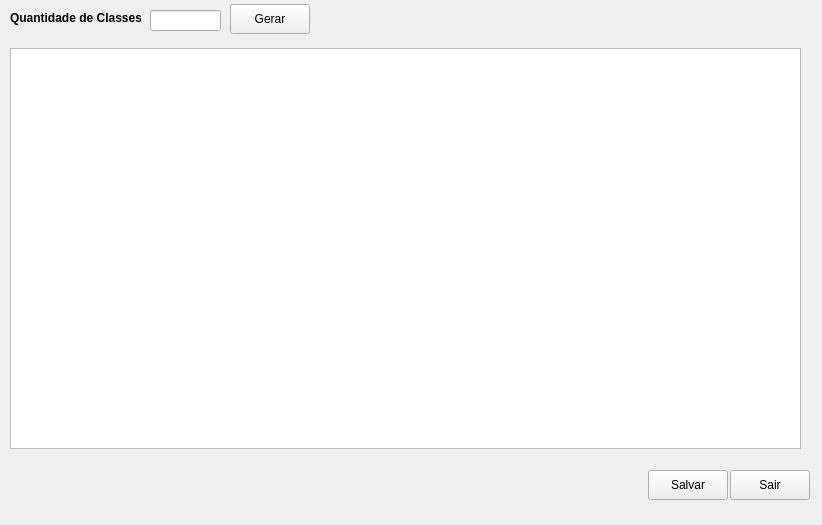
Qt form forms/distribuicaoDeInterceptos.ui (lucassimao/Simulacao-Estereologica) before a commit.
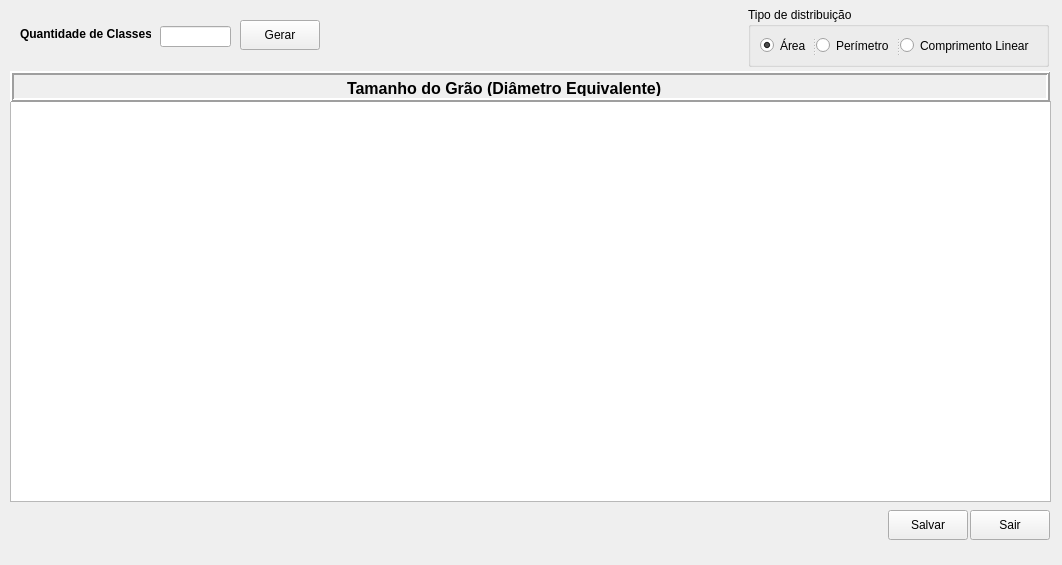
The same form after that commit.

Diff of the .ui file:
```diff
--- a/forms/distribuicaoDeInterceptos.ui
+++ b/forms/distribuicaoDeInterceptos.ui
@@ -9,8 +9,8 @@
    <rect>
     <x>0</x>
     <y>0</y>
-    <width>822</width>
-    <height>525</height>
+    <width>1062</width>
+    <height>565</height>
    </rect>
   </property>
   <property name="windowTitle">
@@ -19,8 +19,8 @@
   <widget class="QLabel" name="label">
    <property name="geometry">
     <rect>
-     <x>10</x>
-     <y>10</y>
+     <x>20</x>
+     <y>26</y>
      <width>131</width>
      <height>16</height>
     </rect>
@@ -38,8 +38,8 @@
   <widget class="QLineEdit" name="textQtdeSubClasses">
    <property name="geometry">
     <rect>
-     <x>150</x>
-     <y>10</y>
+     <x>160</x>
+     <y>26</y>
      <width>71</width>
      <height>21</height>
     </rect>
@@ -51,8 +51,8 @@
   <widget class="QPushButton" name="btnSalvar">
    <property name="geometry">
     <rect>
-     <x>648</x>
-     <y>470</y>
+     <x>888</x>
+     <y>510</y>
      <width>80</width>
      <height>30</height>
     </rect>
@@ -70,8 +70,8 @@
   <widget class="QPushButton" name="btnSair">
    <property name="geometry">
     <rect>
-     <x>730</x>
-     <y>470</y>
+     <x>970</x>
+     <y>510</y>
      <width>80</width>
      <height>30</height>
     </rect>
@@ -90,17 +90,26 @@
    <property name="geometry">
     <rect>
      <x>10</x>
-     <y>48</y>
-     <width>791</width>
+     <y>101</y>
+     <width>1041</width>
      <height>401</height>
     </rect>
    </property>
+   <property name="frameShape">
+    <enum>QFrame::StyledPanel</enum>
+   </property>
+   <property name="frameShadow">
+    <enum>QFrame::Sunken</enum>
+   </property>
+   <property name="cornerButtonEnabled">
+    <bool>true</bool>
+   </property>
   </widget>
   <widget class="QPushButton" name="btnGerarDistribuicao">
    <property name="geometry">
     <rect>
-     <x>230</x>
-     <y>4</y>
+     <x>240</x>
+     <y>20</y>
      <width>80</width>
      <height>30</height>
     </rect>
@@ -115,6 +124,85 @@
     <bool>false</bool>
    </property>
   </widget>
+  <widget class="QFrame" name="frame">
+   <property name="geometry">
+    <rect>
+     <x>10</x>
+     <y>71</y>
+     <width>1040</width>
+     <height>31</height>
+    </rect>
+   </property>
+   <property name="frameShape">
+    <enum>QFrame::Box</enum>
+   </property>
+   <property name="frameShadow">
+    <enum>QFrame::Raised</enum>
+   </property>
+   <property name="lineWidth">
+    <number>2</number>
+   </property>
+   <widget class="QLabel" name="label_2">
+    <property name="geometry">
+     <rect>
+      <x>337</x>
+      <y>9</y>
+      <width>361</width>
+      <height>16</height>
+     </rect>
+    </property>
+    <property name="font">
+     <font>
+      <pointsize>12</pointsize>
+      <weight>75</weight>
+      <bold>true</bold>
+     </font>
+    </property>
+    <property name="text">
+     <string>Tamanho do Grão (Diâmetro Equivalente)</string>
+    </property>
+   </widget>
+  </widget>
+  <widget class="QGroupBox" name="groupBox">
+   <property name="geometry">
+    <rect>
+     <x>748</x>
+     <y>7</y>
+     <width>301</width>
+     <height>60</height>
+    </rect>
+   </property>
+   <property name="title">
+    <string>Tipo de distribuição</string>
+   </property>
+   <layout class="QVBoxLayout" name="verticalLayout">
+    <item>
+     <widget class="QSplitter" name="splitter">
+      <property name="orientation">
+       <enum>Qt::Horizontal</enum>
+      </property>
+      <widget class="QRadioButton" name="radioButtonArea">
+       <property name="text">
+        <string>Área</string>
+       </property>
+       <property name="checked">
+        <bool>true</bool>
+       </property>
+      </widget>
+      <widget class="QRadioButton" name="radioButtonPerimetro">
+       <property name="text">
+        <string>Perímetro</string>
+       </property>
+      </widget>
+      <widget class="QRadioButton" name="radioButtonComprimentoLinear">
+       <property name="text">
+        <string>Comprimento Linear</string>
+       </property>
+      </widget>
+     </widget>
+    </item>
+   </layout>
+  </widget>
  </widget>
  <resources>
   <include location="resources.qrc"/>
```
Left out of the diff: 50 changed lines with no effect on the pictures.
